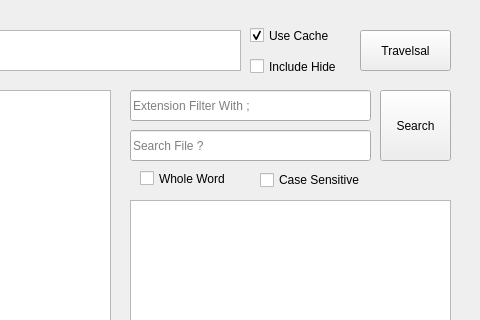
Old version of the form cpp/qt/VisitDir/VisitDir/mainwindow.ui in the repository EdisoNewtong/Vector; both pictures show x 320 to 800 and y 0 to 320 of the 800 by 668 pixel window.
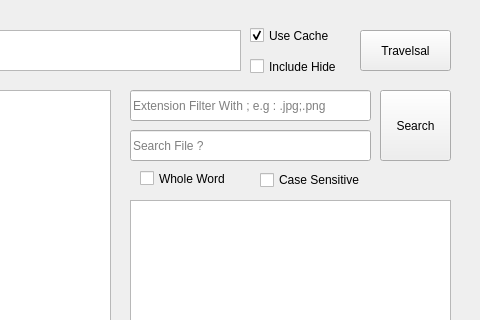
New version of the form.

Commit message: make placehold text more detailed than before

Diff of the .ui file:
```diff
--- a/cpp/qt/VisitDir/VisitDir/mainwindow.ui
+++ b/cpp/qt/VisitDir/VisitDir/mainwindow.ui
@@ -125,7 +125,7 @@
      </rect>
     </property>
     <property name="placeholderText">
-     <string>Extension Filter With ;</string>
+     <string>Extension Filter With ; e.g : .jpg;.png</string>
     </property>
    </widget>
    <widget class="QCheckBox" name="checkBox_2">
```
